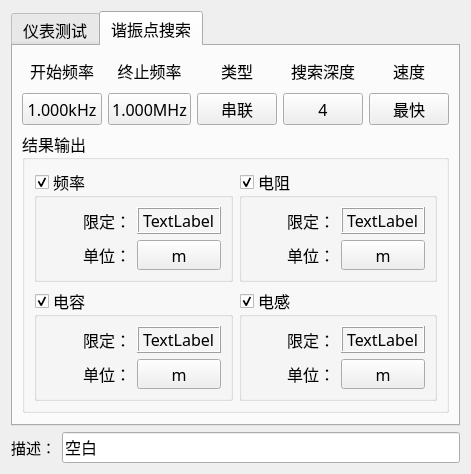
Before: the Qt Designer form MeterMode/cls6500MeterMode.ui in caicaiking/WKEFactoryView2014, drawn with Qt 5.
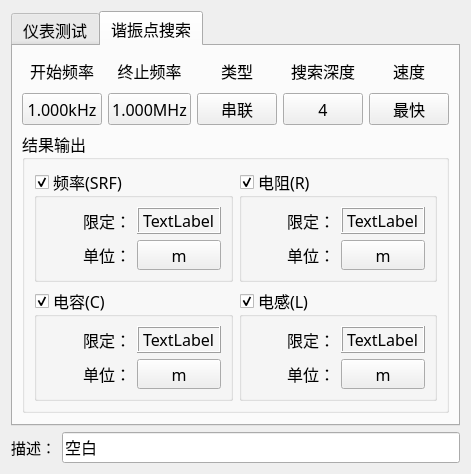
After: the same form once the commit is applied. Custom widgets are drawn as their Qt base class.

The edit to the form file:
```diff
--- a/MeterMode/cls6500MeterMode.ui
+++ b/MeterMode/cls6500MeterMode.ui
@@ -828,7 +828,7 @@
              </font>
             </property>
             <property name="title">
-             <string>频率</string>
+             <string>频率(SRF)</string>
             </property>
             <property name="checkable">
              <bool>true</bool>
@@ -922,7 +922,7 @@
              </font>
             </property>
             <property name="title">
-             <string>电阻</string>
+             <string>电阻(R)</string>
             </property>
             <property name="checkable">
              <bool>true</bool>
@@ -1016,7 +1016,7 @@
              </font>
             </property>
             <property name="title">
-             <string>电容</string>
+             <string>电容(C)</string>
             </property>
             <property name="checkable">
              <bool>true</bool>
@@ -1110,7 +1110,7 @@
              </font>
             </property>
             <property name="title">
-             <string>电感</string>
+             <string>电感(L)</string>
             </property>
             <property name="checkable">
              <bool>true</bool>
```
